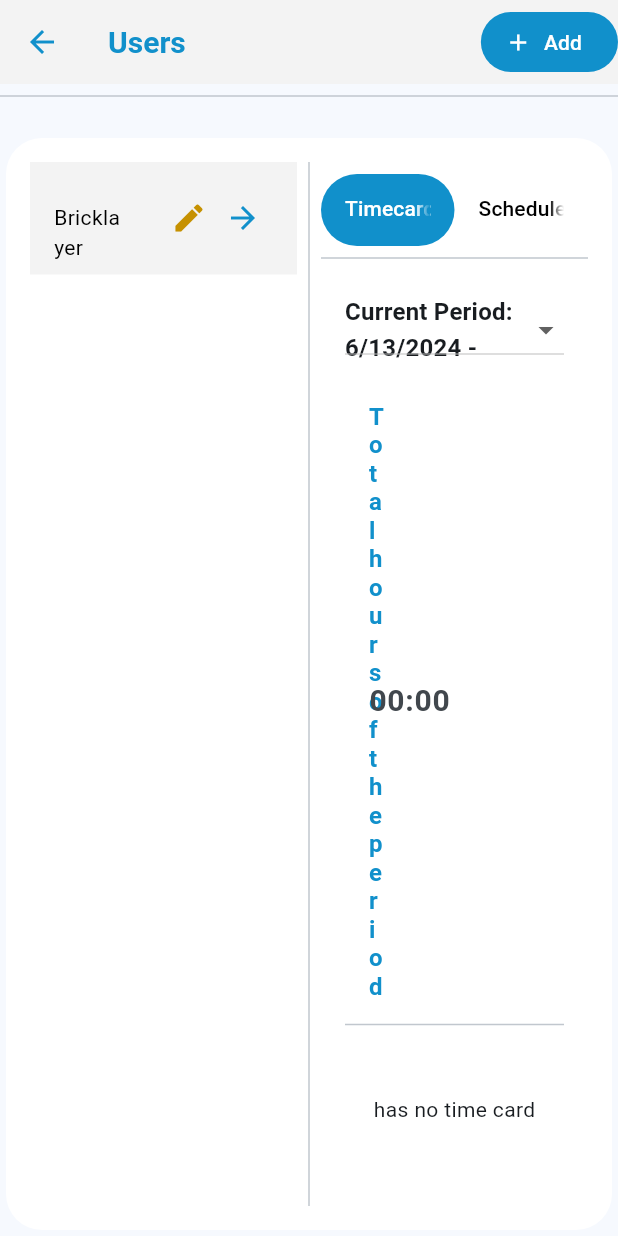
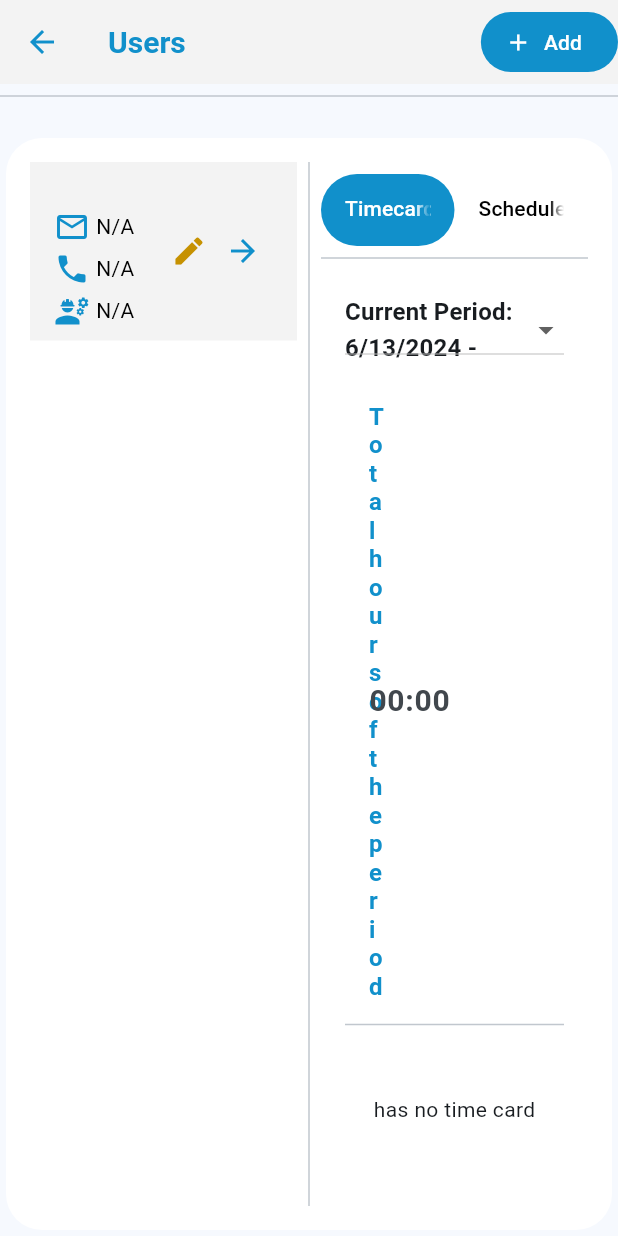
Before and after one commit to jeffersonDSN/buildnotifierrear, a Flutter app: the UsersOverviewView screen opened directly, on a phone screen of 412 x 824 dp. Run offline on Flutter 3.47's test engine with Material 3 defaults, Android fonts, the light colour scheme and no system bars; our stand-ins replace bloc, cloud_firestore, firebase_core, fl_chart, flutter_bloc, freezed_annotation and 1 more; missing offline and left inert: dart:html; accounts and stored records are empty; statements that could not run were skipped.

Commit message:
create department on user screen

```diff
--- a/lib/domain/entities/user/user.dart
+++ b/lib/domain/entities/user/user.dart
@@ -10,6 +10,8 @@ class User with _$User {
     @Default('') String firstName,
     @Default('') String lastName,
     @Default('') String email,
+    @Default('') String phoneNumber,
+    @Default('') String department,
     @Default('') String tenant,
     @Default('') String userName,
     @Default('') String password,
--- a/lib/infrastructure/firestore/users_firestore_repository.dart
+++ b/lib/infrastructure/firestore/users_firestore_repository.dart
@@ -80,6 +80,8 @@ class UsersFireStoreRepository implements AbsIUsersRepository {
       'firstName': value.firstName,
       'lastName': value.lastName,
       'email': value.email,
+      'phoneNumber': value.phoneNumber,
+      'department': value.department,
       'password': value.password,
       'userName': value.userName.toLowerCase(),
       'tenant': value.tenant.isNotEmpty ? value.tenant : tenant,
@@ -96,6 +98,8 @@ class UsersFireStoreRepository implements AbsIUsersRepository {
       'firstName': value.firstName,
       'lastName': value.lastName,
       'email': value.email,
+      'phoneNumber': value.phoneNumber,
+      'department': value.department,
       'password': value.password,
       'userName': value.userName.toLowerCase(),
       'tenant': value.tenant.isNotEmpty ? value.tenant : tenant,
--- a/lib/presentation/projects/overview/view/projects_overview_view.dart
+++ b/lib/presentation/projects/overview/view/projects_overview_view.dart
@@ -246,7 +246,7 @@ class ProjectsOverviewView extends IView {
                         child: Row(
                           children: [
                             Expanded(
-                              child: ListView.builder(
+                              child: ListView.separated(
                                 itemCount: projects.length,
                                 itemBuilder: (context, index) {
                                   var project = projects[index];
@@ -298,6 +298,9 @@ class ProjectsOverviewView extends IView {
                                       );
                                     },
                                   );
+                                },
+                                separatorBuilder: (context, index) {
+                                  return const Divider();
                                 },
                               ),
                             ),
--- a/lib/presentation/schedule/schedule_edit_assign_to/view/schedule_edit_assign_to_list_view.dart
+++ b/lib/presentation/schedule/schedule_edit_assign_to/view/schedule_edit_assign_to_list_view.dart
@@ -60,7 +60,7 @@ class ScheduleEditAssignToView extends StatelessWidget {
 
                           return CheckboxListTile(
                             title: Text('${user.firstName} ${user.lastName}'),
-                            subtitle: const Text('Bricklayer'),
+                            subtitle: Text(user.department),
                             value: assignTo.any(
                               (element) => element.id == user.id,
                             ),
--- a/lib/presentation/users/overview/view/users_overview_view.dart
+++ b/lib/presentation/users/overview/view/users_overview_view.dart
@@ -71,7 +71,7 @@ class UsersOverviewView extends IView {
                         child: Row(
                           children: [
                             Expanded(
-                              child: ListView.builder(
+                              child: ListView.separated(
                                 itemCount: users.length,
                                 itemBuilder: (context, index) {
                                   var user = users[index];
@@ -81,7 +81,58 @@ class UsersOverviewView extends IView {
                                     title: Text(
                                       '${user.firstName} ${user.lastName}',
                                     ),
-                                    subtitle: const Text('Bricklayer'),
+                                    subtitle: Column(
+                                      children: [
+                                        gapHeight4,
+                                        Row(
+                                          children: [
+                                            const Icon(
+                                              Icons.email_outlined,
+                                              color:
+                                                  AppColor.primaryColorSwatch,
+                                            ),
+                                            gapWidth4,
+                                            Text(
+                                              user.email.isNotEmpty
+                                                  ? user.email
+                                                  : 'N/A',
+                                            )
+                                          ],
+                                        ),
+                                        gapHeight4,
+                                        Row(
+                                          children: [
+                                            const Icon(
+                                              Icons.phone,
+                                              color:
+                                                  AppColor.primaryColorSwatch,
+                                            ),
+                                            gapWidth4,
+                                            Text(
+                                              user.phoneNumber.isNotEmpty
+                                                  ? user.phoneNumber
+                                                  : 'N/A',
+                                            )
+                                          ],
+                                        ),
+                                        gapHeight4,
+                                        Row(
+                                          children: [
+                                            const Icon(
+                                              Icons.engineering,
+                                              color:
+                                                  AppColor.primaryColorSwatch,
+                                            ),
+                                            gapWidth4,
+                                            Text(
+                                              user.department.isNotEmpty
+                                                  ? user.department
+                                                  : 'N/A',
+                                            )
+                                          ],
+                                        ),
+                                      ],
+                                    ),
                                     trailing: SizedBox(
                                       width: Sizes.size72,
                                       child: Row(
@@ -122,6 +173,9 @@ class UsersOverviewView extends IView {
                                       );
                                     },
                                   );
+                                },
+                                separatorBuilder: (context, index) {
+                                  return const Divider();
                                 },
                               ),
                             ),
```
Also changed, not shown: lib/presentation/clients/overview/view/clients_overview_view.dart (+10 -2 lines), lib/presentation/users/edit/bloc/user_edit_bloc.dart (+24 -6 lines), lib/presentation/users/edit/bloc/user_edit_event.dart (+20 -12 lines), lib/presentation/users/edit/view/user_edit_view.dart (+34 -6 lines), lib/domain/entities/user/user.freezed.dart, lib/domain/entities/user/user.g.dart, lib/presentation/users/edit/bloc/user_edit_bloc.freezed.dart.
